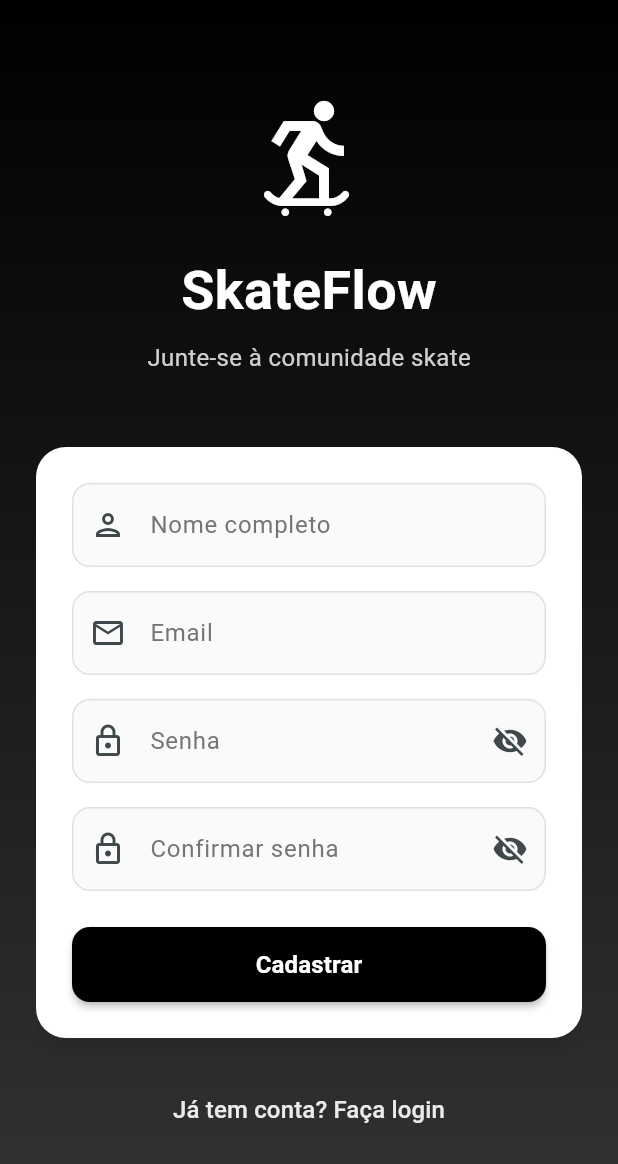
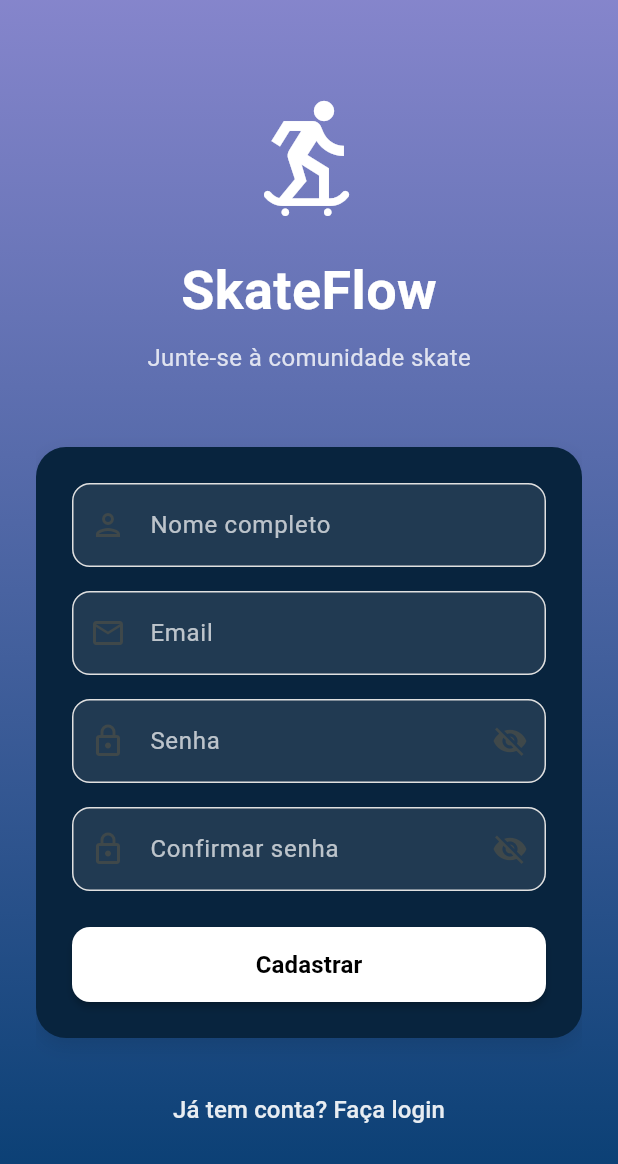
Before and after one commit to SkateFlow/SkateFlowV4-inicio-bd, a Flutter app: the screen it shows after launch, after a tap on "Não tem conta? Cadastre-se", on a phone screen of 412 x 824 dp. Shown: the top 1164 px of the screen. Run offline on Flutter 3.47's test engine with Material 3 defaults, Android fonts, the phone set to English and light mode, and no system bars; our stand-ins replace cached_network_image, geolocator, google_maps_flutter.

Commit message:
13-08-2025

```diff
--- a/lib/main.dart
+++ b/lib/main.dart
@@ -1,6 +1,7 @@
 import 'package:flutter/material.dart';
 import 'screens/login_screen.dart';
 import 'screens/register_screen.dart';
+import 'screens/loading_screen.dart';
 import 'screens/home_screen.dart';
 import 'screens/map_screen.dart';
 import 'screens/skateparks_screen.dart';
@@ -11,15 +12,8 @@ void main() {
   runApp(const SkateApp());
 }
 
-class SkateApp extends StatefulWidget {
+class SkateApp extends StatelessWidget {
   const SkateApp({super.key});
-
-  @override
-  State<SkateApp> createState() => _SkateAppState();
-}
-
-class _SkateAppState extends State<SkateApp> {
-  bool _isDarkMode = false;
 
   @override
   Widget build(BuildContext context) {
@@ -29,40 +23,21 @@ class _SkateAppState extends State<SkateApp> {
       theme: ThemeData(
         colorScheme: ColorScheme.fromSeed(seedColor: Colors.grey.shade800),
         useMaterial3: true,
+        scaffoldBackgroundColor: const Color(0xFF4A4A4A),
       ),
-      darkTheme: ThemeData(
-        colorScheme: ColorScheme.fromSeed(
-          seedColor: Colors.grey.shade900,
-          brightness: Brightness.dark,
-        ),
-        useMaterial3: true,
-      ),
-      themeMode: _isDarkMode ? ThemeMode.dark : ThemeMode.light,
       home: const LoginScreen(),
       routes: {
         '/register': (context) => const RegisterScreen(),
-        '/main': (context) => MainScreen(isDarkMode: _isDarkMode, onThemeChanged: _toggleTheme),
-        '/settings': (context) => SettingsScreen(isDarkMode: _isDarkMode, onThemeChanged: _toggleTheme),
+        '/loading': (context) => const LoadingScreen(),
+        '/main': (context) => const MainScreen(),
+        '/settings': (context) => const SettingsScreen(),
       },
     );
-  }
-
-  void _toggleTheme(bool isDark) {
-    setState(() {
-      _isDarkMode = isDark;
-    });
   }
 }
 
 class MainScreen extends StatefulWidget {
-  final bool isDarkMode;
-  final Function(bool) onThemeChanged;
-
-  const MainScreen({
-    super.key,
-    required this.isDarkMode,
-    required this.onThemeChanged,
-  });
+  const MainScreen({super.key});
 
   @override
   State<MainScreen> createState() => _MainScreenState();
@@ -71,18 +46,12 @@ class MainScreen extends StatefulWidget {
 class _MainScreenState extends State<MainScreen> {
   int _currentIndex = 0;
 
-  late final List<Widget> _screens;
-
-  @override
-  void initState() {
-    super.initState();
-    _screens = [
-      HomeScreen(isDarkMode: widget.isDarkMode, onThemeChanged: widget.onThemeChanged),
-      const MapScreen(),
-      const SkateparksScreen(),
-      const ProfileScreen(),
-    ];
-  }
+  final List<Widget> _screens = [
+    const HomeScreen(),
+    const MapScreen(),
+    const SkateparksScreen(),
+    const ProfileScreen(),
+  ];
 
   @override
   Widget build(BuildContext context) {
@@ -96,6 +65,9 @@ class _MainScreenState extends State<MainScreen> {
           });
         },
         type: BottomNavigationBarType.fixed,
+        backgroundColor: const Color(0xFF4A4A4A),
+        selectedItemColor: Colors.white,
+        unselectedItemColor: Colors.white70,
         items: const [
           BottomNavigationBarItem(
             icon: Icon(Icons.home),
@@ -103,7 +75,7 @@ class _MainScreenState extends State<MainScreen> {
           ),
           BottomNavigationBarItem(
             icon: Icon(Icons.map),
-            label: 'Pistas',
+            label: 'Mapa',
           ),
           BottomNavigationBarItem(
             icon: Icon(Icons.skateboarding),
--- a/lib/screens/login_screen.dart
+++ b/lib/screens/login_screen.dart
@@ -14,14 +14,18 @@ class _LoginScreenState extends State<LoginScreen> {
   bool _passwordError = false;
   bool _obscurePassword = true;
 
+  bool _isValidEmail(String email) {
+    return RegExp(r'^[\w-\.]+@[\w-]+\.[a-zA-Z]{2,}$').hasMatch(email);
+  }
+
   void _login() {
     setState(() {
-      _emailError = _emailController.text.isEmpty;
+      _emailError = _emailController.text.isEmpty || !_isValidEmail(_emailController.text);
       _passwordError = _passwordController.text.isEmpty;
     });
 
     if (!_emailError && !_passwordError) {
-      Navigator.pushReplacementNamed(context, '/main');
+      Navigator.pushReplacementNamed(context, '/loading');
     }
   }
 
@@ -33,7 +37,7 @@ class _LoginScreenState extends State<LoginScreen> {
           gradient: LinearGradient(
             begin: Alignment.topCenter,
             end: Alignment.bottomCenter,
-            colors: [Colors.black, Color(0xFF333333)],
+            colors: [Color(0xFF38888D2), Color(0xFF043C70)],
           ),
         ),
         child: SafeArea(
@@ -66,18 +70,18 @@ class _LoginScreenState extends State<LoginScreen> {
                   'Conecte-se com a comunidade skate',
                   style: TextStyle(
                     fontSize: 16,
-                    color: Colors.white.withValues(alpha: 0.8),
+                    color: Colors.white.withOpacity(0.8),
                   ),
                 ),
                 const SizedBox(height: 48),
                 Container(
                   padding: const EdgeInsets.all(24),
                   decoration: BoxDecoration(
-                    color: Colors.white,
+                    color: const Color(0xFF08243E),
                     borderRadius: BorderRadius.circular(20),
                     boxShadow: [
                       BoxShadow(
-                        color: Colors.black.withValues(alpha: 0.1),
+                        color: Colors.black.withOpacity(0.1),
                         blurRadius: 10,
                         offset: const Offset(0, 5),
                       ),
@@ -110,18 +114,19 @@ class _LoginScreenState extends State<LoginScreen> {
                             ),
                           ),
                           labelStyle: TextStyle(
-                            color: _emailError ? Colors.red : Colors.grey.shade600,
+                            color: _emailError ? Colors.red : Colors.white70,
                           ),
                           filled: true,
-                          fillColor: Colors.grey.shade50,
+                          fillColor: Colors.white.withOpacity(0.1),
+                          errorText: _emailError && _emailController.text.isNotEmpty
+                              ? 'Email inválido'
+                              : null,
                         ),
                         keyboardType: TextInputType.emailAddress,
                         onChanged: (value) {
-                          if (_emailError && value.isNotEmpty) {
-                            setState(() {
-                              _emailError = false;
-                            });
-                          }
+                          setState(() {
+                            _emailError = value.isNotEmpty && !_isValidEmail(value);
+                          });
                         },
                       ),
                       const SizedBox(height: 16),
@@ -160,10 +165,10 @@ class _LoginScreenState extends State<LoginScreen> {
                             ),
                           ),
                           labelStyle: TextStyle(
-                            color: _passwordError ? Colors.red : Colors.grey.shade600,
+                            color: _passwordError ? Colors.red : Colors.white70,
                           ),
                           filled: true,
-                          fillColor: Colors.grey.shade50,
+                          fillColor: Colors.white.withOpacity(0.1),
                         ),
                         obscureText: _obscurePassword,
                         onChanged: (value) {
@@ -181,8 +186,8 @@ class _LoginScreenState extends State<LoginScreen> {
                         child: ElevatedButton(
                           onPressed: _login,
                           style: ElevatedButton.styleFrom(
-                            backgroundColor: Colors.black,
-                            foregroundColor: Colors.white,
+                            backgroundColor: Colors.white,
+                            foregroundColor: Colors.black,
                             shape: RoundedRectangleBorder(
                               borderRadius: BorderRadius.circular(12),
                             ),
@@ -199,7 +204,7 @@ class _LoginScreenState extends State<LoginScreen> {
                         onPressed: () {},
                         child: const Text(
                           'Esqueceu a senha?',
-                          style: TextStyle(color: Colors.black),
+                          style: TextStyle(color: Colors.white),
                         ),
                       ),
                     ],
@@ -213,7 +218,7 @@ class _LoginScreenState extends State<LoginScreen> {
                   child: Text(
                     'Não tem conta? Cadastre-se',
                     style: TextStyle(
-                      color: Colors.white.withValues(alpha: 0.9),
+                      color: Colors.white.withOpacity(0.9),
                       fontSize: 16,
                     ),
                   ),
--- a/lib/screens/profile_screen.dart
+++ b/lib/screens/profile_screen.dart
@@ -258,7 +258,7 @@ class ProfileScreen extends StatelessWidget {
           Container(
             padding: const EdgeInsets.all(8),
             decoration: BoxDecoration(
-              color: color.withValues(alpha: 0.1),
+              color: color.withOpacity(0.1),
               borderRadius: BorderRadius.circular(8),
             ),
             child: Icon(icon, color: color, size: 20),
--- a/lib/screens/register_screen.dart
+++ b/lib/screens/register_screen.dart
@@ -19,17 +19,21 @@ class _RegisterScreenState extends State<RegisterScreen> {
   bool _obscurePassword = true;
   bool _obscureConfirmPassword = true;
 
+  bool _isValidEmail(String email) {
+    return RegExp(r'^[\w-\.]+@[\w-]+\.[a-zA-Z]{2,}$').hasMatch(email);
+  }
+
   void _register() {
     setState(() {
       _nameError = _nameController.text.isEmpty;
-      _emailError = _emailController.text.isEmpty;
+      _emailError = _emailController.text.isEmpty || !_isValidEmail(_emailController.text);
       _passwordError = _passwordController.text.isEmpty;
       _confirmPasswordError = _confirmPasswordController.text.isEmpty ||
           _confirmPasswordController.text != _passwordController.text;
     });
 
     if (!_nameError && !_emailError && !_passwordError && !_confirmPasswordError) {
-      Navigator.pushReplacementNamed(context, '/main');
+      Navigator.pushReplacementNamed(context, '/loading');
     }
   }
 
@@ -41,7 +45,7 @@ class _RegisterScreenState extends State<RegisterScreen> {
           gradient: LinearGradient(
             begin: Alignment.topCenter,
             end: Alignment.bottomCenter,
-            colors: [Colors.black, Color(0xFF333333)],
+            colors: [Color(0xFF38888D2), Color(0xFF043C70)],
           ),
         ),
         child: SafeArea(
@@ -75,18 +79,18 @@ class _RegisterScreenState extends State<RegisterScreen> {
                     'Junte-se à comunidade skate',
                     style: TextStyle(
                       fontSize: 16,
-                      color: Colors.white.withValues(alpha: 0.8),
+                      color: Colors.white.withOpacity(0.8),
                     ),
                   ),
                   const SizedBox(height: 48),
                   Container(
                     padding: const EdgeInsets.all(24),
                     decoration: BoxDecoration(
-                      color: Colors.white,
+                      color: const Color(0xFF08243E),
                       borderRadius: BorderRadius.circular(20),
                       boxShadow: [
                         BoxShadow(
-                          color: Colors.black.withValues(alpha: 0.1),
+                          color: Colors.black.withOpacity(0.1),
                           blurRadius: 10,
                           offset: const Offset(0, 5),
                         ),
@@ -119,10 +123,10 @@ class _RegisterScreenState extends State<RegisterScreen> {
                               ),
                             ),
                             labelStyle: TextStyle(
-                              color: _nameError ? Colors.red : Colors.grey.shade600,
+                              color: _nameError ? Colors.red : Colors.white70,
                             ),
                             filled: true,
-                            fillColor: Colors.grey.shade50,
+                            fillColor: Colors.white.withOpacity(0.1),
                           ),
                           textCapitalization: TextCapitalization.words,
                           onChanged: (value) {
@@ -159,18 +163,19 @@ class _RegisterScreenState extends State<RegisterScreen> {
                               ),
                             ),
                             labelStyle: TextStyle(
-                              color: _emailError ? Colors.red : Colors.grey.shade600,
+                              color: _emailError ? Colors.red : Colors.white70,
                             ),
                             filled: true,
-                            fillColor: Colors.grey.shade50,
+                            fillColor: Colors.white.withOpacity(0.1),
+                            errorText: _emailError && _emailController.text.isNotEmpty
+                                ? 'Email inválido'
+                                : null,
                           ),
                           keyboardType: TextInputType.emailAddress,
                           onChanged: (value) {
-                            if (_emailError && value.isNotEmpty) {
-                              setState(() {
-                                _emailError = false;
-                              });
-                            }
+                            setState(() {
+                              _emailError = value.isNotEmpty && !_isValidEmail(value);
+                            });
                           },
                         ),
                         const SizedBox(height: 16),
@@ -209,10 +214,10 @@ class _RegisterScreenState extends State<RegisterScreen> {
                               ),
                             ),
                             labelStyle: TextStyle(
-                              color: _passwordError ? Colors.red : Colors.grey.shade600,
+                              color: _passwordError ? Colors.red : Colors.white70,
                             ),
                             filled: true,
-                            fillColor: Colors.grey.shade50,
+                            fillColor: Colors.white.withOpacity(0.1),
                           ),
                           obscureText: _obscurePassword,
                           onChanged: (value) {
@@ -259,18 +264,19 @@ class _RegisterScreenState extends State<RegisterScreen> {
                               ),
                             ),
                             labelStyle: TextStyle(
-                              color: _confirmPasswordError ? Colors.red : Colors.grey.shade600,
+                              color: _confirmPasswordError ? Colors.red : Colors.white70,
                             ),
                             filled: true,
-                            fillColor: Colors.grey.shade50,
+                            fillColor: Colors.white.withOpacity(0.1),
+                            errorText: _confirmPasswordError && _confirmPasswordController.text.isNotEmpty
+                                ? 'As senhas não coincidem'
+                                : null,
                           ),
                           obscureText: _obscureConfirmPassword,
                           onChanged: (value) {
-                            if (_confirmPasswordError && value.isNotEmpty) {
-                              setState(() {
-                                _confirmPasswordError = false;
-                              });
-                            }
+                            setState(() {
+                              _confirmPasswordError = value.isNotEmpty && value != _passwordController.text;
+                            });
                           },
                         ),
                         const SizedBox(height: 24),
@@ -280,8 +286,8 @@ class _RegisterScreenState extends State<RegisterScreen> {
                           child: ElevatedButton(
                             onPressed: _register,
                             style: ElevatedButton.styleFrom(
-                              backgroundColor: Colors.black,
-                              foregroundColor: Colors.white,
+                              backgroundColor: Colors.white,
+                              foregroundColor: Colors.black,
                               shape: RoundedRectangleBorder(
                                 borderRadius: BorderRadius.circular(12),
                               ),
@@ -304,7 +310,7 @@ class _RegisterScreenState extends State<RegisterScreen> {
                     child: Text(
                       'Já tem conta? Faça login',
                       style: TextStyle(
-                        color: Colors.white.withValues(alpha: 0.9),
+                        color: Colors.white.withOpacity(0.9),
                         fontSize: 16,
                       ),
                     ),
--- a/pubspec.yaml
+++ b/pubspec.yaml
@@ -4,7 +4,7 @@ publish_to: 'none'
 version: 1.0.0+1
 
 environment:
-  sdk: ^3.7.0
+  sdk: ^3.5.0
 
 dependencies:
   flutter:
```
Also changed, not shown: lib/screens/home_screen.dart (+68 -23 lines), lib/screens/loading_screen.dart (added, +55 -0 lines), lib/screens/skateparks_screen.dart (+61 -47 lines), pubspec.lock.
